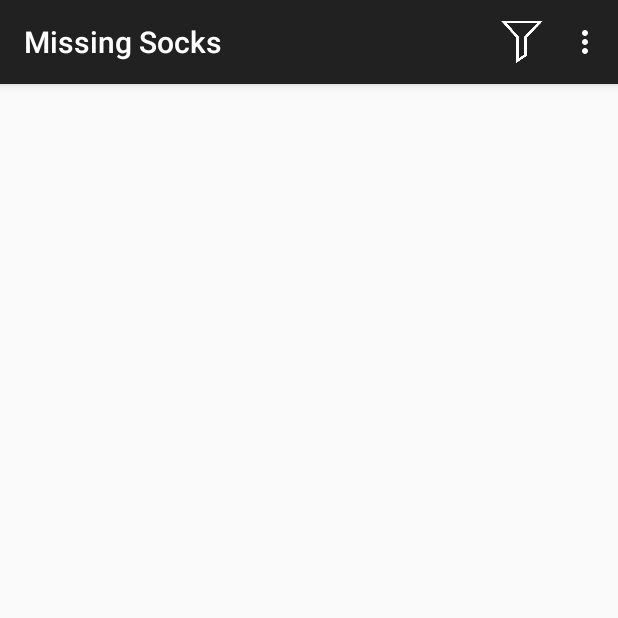
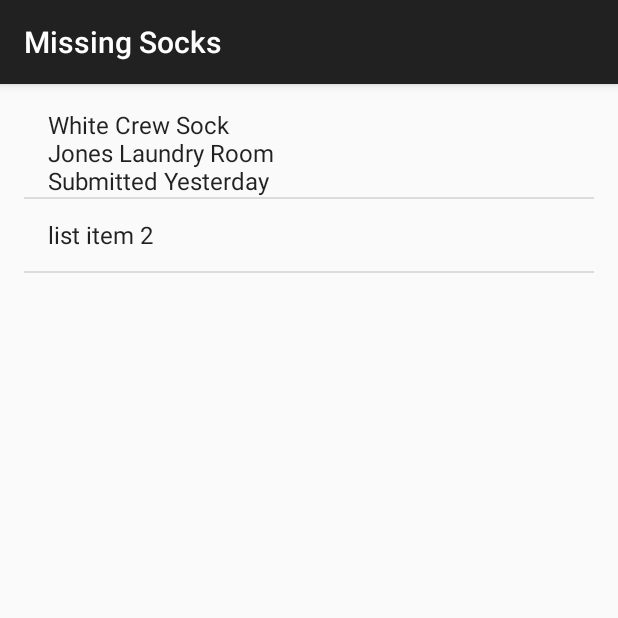
Before and after one commit to ase1/Missing-Sock, an Android app: the screen it shows after launch (Browse), on a phone screen of 412 x 824 dp, the top half of it. Run offline under Robolectric (Android 15) with nearby library versions, the phone set to English and light mode, and no system bars; 6 statements that could not run were skipped.

Commit message:
progress on listview

```diff
--- a/MissingSocks/android/app/src/main/java/com/aelsey/missingsocks/Browse.java
+++ b/MissingSocks/android/app/src/main/java/com/aelsey/missingsocks/Browse.java
@@ -1,19 +1,74 @@
 package com.aelsey.missingsocks;
+
+import android.support.v7.app.ActionBarActivity;
+
+package com.example.androidhive;
 
 import android.app.ActionBar;
 import android.support.v7.app.ActionBarActivity;
 import android.os.Bundle;
 import android.view.Menu;
 import android.view.MenuItem;
+import android.widget.ArrayAdapter;
+import android.widget.ListView;
+import java.util.ArrayList;
+import java.util.HashMap;
+import org.w3c.dom.Document;
+import org.w3c.dom.Element;
+import org.w3c.dom.NodeList;
 import android.app.Activity;
-
+import android.os.Bundle;
+import android.view.View;
+import android.widget.AdapterView;
+import android.widget.AdapterView.OnItemClickListener;
+import android.widget.ListView;
+import com.aelsey.missingsocks.LazyAdapter;
 
 public class Browse extends ActionBarActivity {
-//    ListView listView;
+    // All static variables
+    static final String URL = "http://api.androidhive.info/music/music.xml";
+    // XML node keys
+    static final String KEY_SONG = "song"; // parent node
+    static final String KEY_ID = "id";
+    static final String KEY_TITLE = "title";
+    static final String KEY_ARTIST = "artist";
+    static final String KEY_DURATION = "duration";
+    static final String KEY_THUMB_URL = "thumb_url";
+
+    ListView listView;
+    LazyAdapter adapter;
     @Override
     protected void onCreate(Bundle savedInstanceState) {
         super.onCreate(savedInstanceState);
         setContentView(R.layout.activity_browse);
+
+        ArrayList<HashMap> songsList = new ArrayList<HashMap>();
+
+        XMLParser parser = new XMLParser();
+        String xml = parser.getXmlFromUrl(URL); // getting XML from URL
+        Document doc = parser.getDomElement(xml); // getting DOM element
+
+        NodeList nl = doc.getElementsByTagName(KEY_SONG);
+        // looping through all song nodes &lt;song&gt;
+        for (int I = 0; I &lt; nl.getLength(); i++) {
+            // creating new HashMap
+            HashMap&lt;String, String&gt; map = new HashMap&lt;String, String&gt;();
+            Element e = (Element) nl.item(i);
+            // adding each child node to HashMap key =&gt; value
+            map.put(KEY_ID, parser.getValue(e, KEY_ID));
+            map.put(KEY_TITLE, parser.getValue(e, KEY_TITLE));
+            map.put(KEY_ARTIST, parser.getValue(e, KEY_ARTIST));
+            map.put(KEY_DURATION, parser.getValue(e, KEY_DURATION));
+            map.put(KEY_THUMB_URL, parser.getValue(e, KEY_THUMB_URL));
+
+            // adding HashList to ArrayList
+            songsList.add(map);
+        }
+        ;
+        listView = (ListView) findViewById(R.id.listView);
+        String[] values = new String[] { "White Crew Sock\nJones Laundry Room\nSubmitted Yesterday", "list item 2"};
+        ArrayAdapter<String> adapter = new ArrayAdapter<String>(this,android.R.layout.simple_list_item_1, values);
+        listView.setAdapter(adapter);
     }
 
 
--- a/MissingSocks/android/app/src/main/res/layout/activity_browse.xml
+++ b/MissingSocks/android/app/src/main/res/layout/activity_browse.xml
@@ -8,25 +8,30 @@
     <ScrollView
         android:id="@+id/scrollView1"
         android:layout_width="match_parent"
-        android:layout_height="match_parent" >
+        android:layout_height="match_parent"
+        android:layout_alignParentBottom="true"
+        android:layout_alignParentLeft="true"
+        android:layout_alignParentStart="true">
 
         <LinearLayout
             android:layout_width="match_parent"
             android:layout_height="match_parent"
             android:orientation="vertical" >
 
+
+
             <ListView
                 android:layout_width="wrap_content"
-                android:layout_height="wrap_content"
+                android:layout_height="232dp"
                 android:id="@+id/listView"
                 android:layout_alignParentTop="true"
                 android:layout_alignParentLeft="true"
-                android:layout_alignParentStart="true" />
-
+                android:layout_alignParentStart="true"
+                android:nestedScrollingEnabled="false"
+            />
 
         </LinearLayout>
     </ScrollView>
 
 
-
 </RelativeLayout>
--- /dev/null
+++ b/MissingSocks/android/app/src/main/res/values/ids.xml
@@ -0,0 +1,5 @@
+<?xml version="1.0" encoding="utf-8"?>
+<resources>
+    <item name="list" type="id">[1,2,3,4,5]</item>
+    <item name="text1" type="id">5</item>
+</resources>
--- a/MissingSocks/android/app/src/main/res/values/strings.xml
+++ b/MissingSocks/android/app/src/main/res/values/strings.xml
@@ -6,4 +6,6 @@
     <string name="action_settings">Settings</string>
     <string name="filter">Filter</string>
     <string name="sockfiller">White Crew Sock</string>
+    <string name="locfiller">Jones Laundry Room</string>
+    <string name="submfiller">Submitted yesterday by Haibo Chen</string>
 </resources>
```
Also changed, not shown: MissingSocks/android/app/src/main/java/com/aelsey/missingsocks/LazyAdapter.java (added, +57 -0 lines), MissingSocks/android/app/src/main/res/layout/list_row.xml (added, +76 -0 lines), 1 other file.
